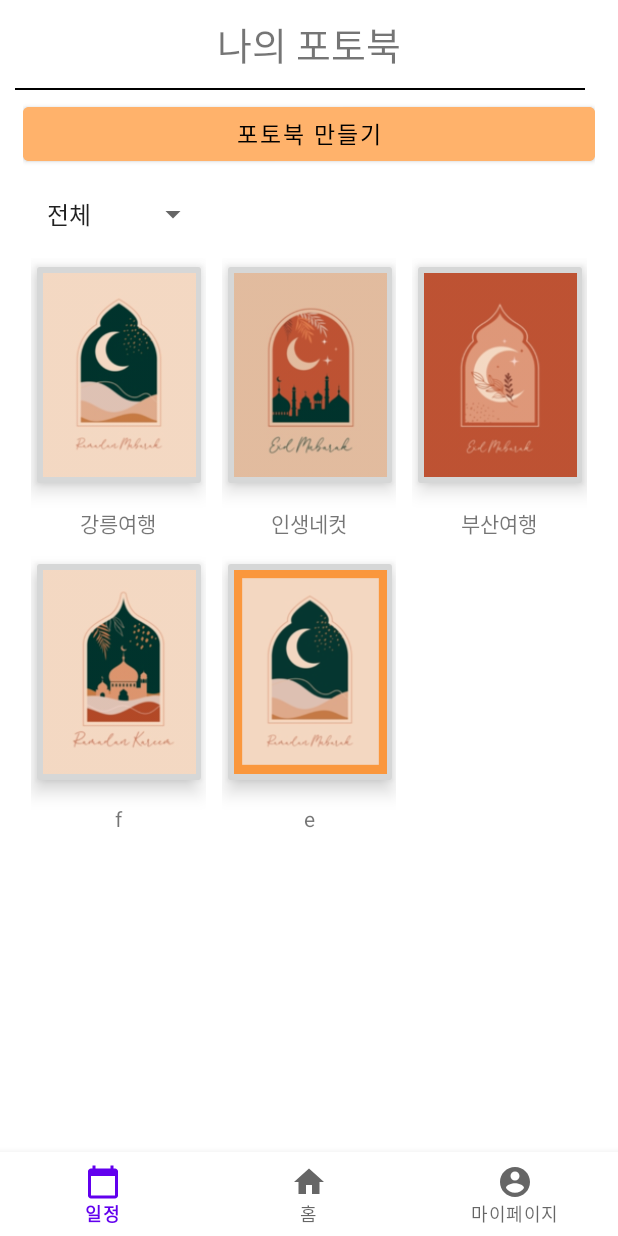
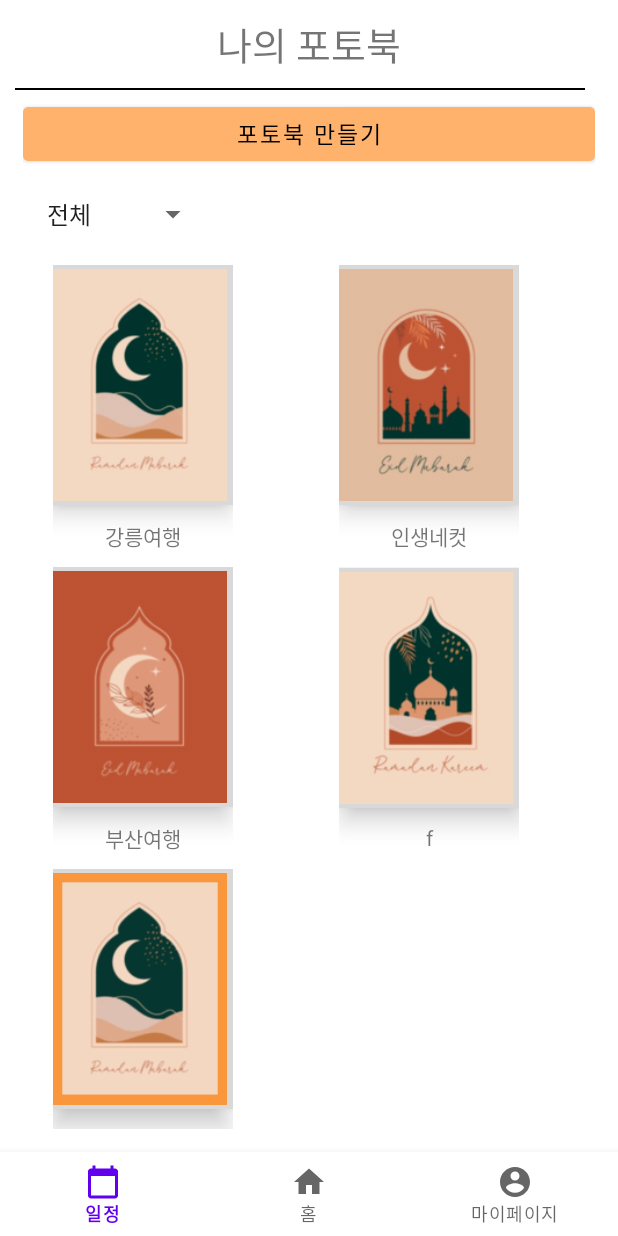
Before and after one commit to spring-2023-Corner-Hackathon/frontend, an Android app: the screen it shows after launch (MainActivity), on a phone screen of 412 x 824 dp. Run offline under Robolectric (Android 15) with nearby library versions, the phone set to English and light mode, and no system bars; pictures from the network do not load.

```diff
--- a/app/src/main/java/com/example/photobook/BookDetailActivity.kt
+++ b/app/src/main/java/com/example/photobook/BookDetailActivity.kt
@@ -67,8 +67,9 @@ class BookDetailActivity : AppCompatActivity() {
 
         //뒤로가기
         binding.goBack.setOnClickListener{
-            val intent = Intent(this, MainActivity::class.java)
+            val intent = Intent(this@BookDetailActivity, MainActivity::class.java)
             startActivity(intent)
+            finish()
         }
 
         //메뉴바
--- a/app/src/main/java/com/example/photobook/HomeFragment.kt
+++ b/app/src/main/java/com/example/photobook/HomeFragment.kt
@@ -61,7 +61,7 @@ class HomeFragment : Fragment() {
 
     private fun initRecycler() {
         recyclerView = binding.recyclerBook
-        recyclerView.layoutManager = GridLayoutManager(requireContext(), 3)
+        recyclerView.layoutManager = GridLayoutManager(requireContext(), 2)
 
         bookAdapter = BookAdatper(requireContext())
         binding.recyclerBook.adapter = bookAdapter
--- a/app/src/main/res/layout/activity_book_detail.xml
+++ b/app/src/main/res/layout/activity_book_detail.xml
@@ -28,7 +28,7 @@
         android:layout_marginTop="10dp"
         android:layout_marginEnd="10dp"
         android:layout_marginBottom="10dp"
-        android:padding="10dp"
+        android:padding="5dp"
         android:src="@drawable/ic_back"
         android:visibility="invisible" />
 
@@ -41,7 +41,7 @@
         android:layout_marginTop="10dp"
         android:layout_marginEnd="10dp"
         android:layout_marginBottom="10dp"
-        android:padding="10dp"
+        android:padding="5dp"
         android:src="@drawable/ic_more"
         android:visibility="invisible" />
 
--- a/app/src/main/res/layout/fragment_home.xml
+++ b/app/src/main/res/layout/fragment_home.xml
@@ -46,7 +46,7 @@
 
         <androidx.recyclerview.widget.RecyclerView
             android:id="@+id/recyclerBook"
-            android:layout_width="wrap_content"
+            android:layout_width="match_parent"
             android:layout_height="wrap_content"
             tools:listitem="@layout/item_main" />
 
--- a/app/src/main/res/layout/item_main.xml
+++ b/app/src/main/res/layout/item_main.xml
@@ -3,14 +3,19 @@
     android:orientation="vertical"
     android:layout_width="wrap_content"
     android:layout_height="wrap_content"
-    android:padding="5dp">
+    android:gravity="center"
+    android:layout_marginTop="10dp"
+    android:layout_marginLeft="20dp">
 
-    <ImageButton
+    <ImageView
         android:id="@+id/pt_imageBtn"
-        android:layout_width="117dp"
-        android:layout_height="156dp"
-        android:elevation="8dp"
-        android:src="@drawable/ic_mypage" />
+        android:layout_width="120dp"
+        android:layout_height="160dp"
+        android:paddingRight="4dp"
+        android:background="#D9D9D9"
+        android:gravity="center"
+        android:src="@drawable/bookcover1_selected"
+        android:elevation="10dp" />
 
     <TextView
         android:id="@+id/pt_title"
```
